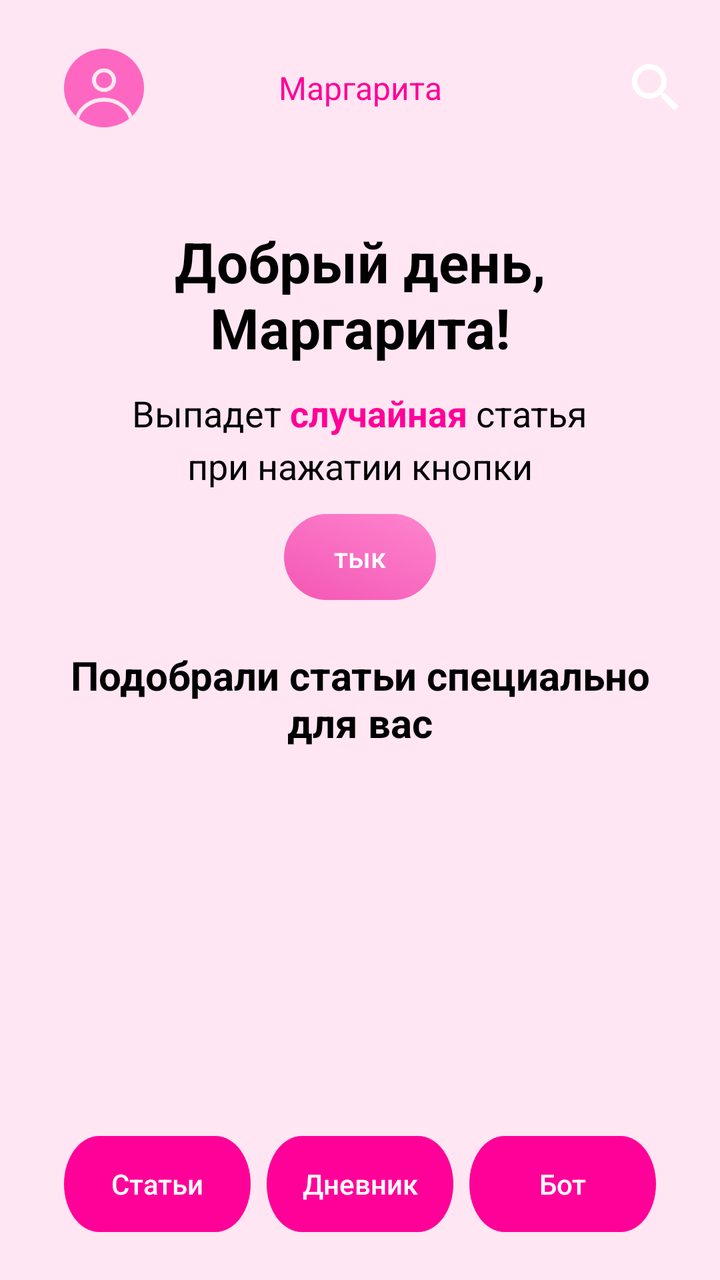
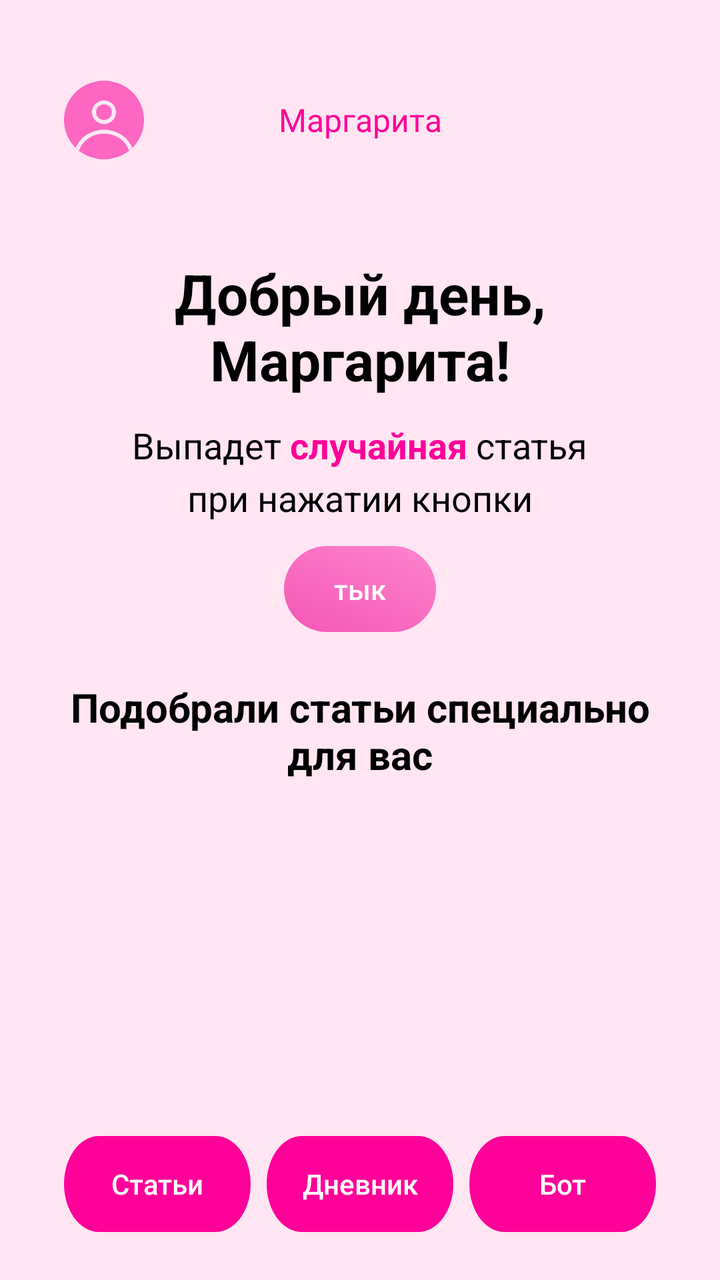

The first picture is an Android layout as it rendered before a commit; the second is the same layout after the commit. The layout source and the unified diff follow.
<!-- AndroidManifest.xml: activity theme Theme.MyApplication -->
<!-- res/layout/activity_main.xml -->
<?xml version="1.0" encoding="utf-8"?>
<androidx.constraintlayout.widget.ConstraintLayout
    xmlns:android="http://schemas.android.com/apk/res/android"
    xmlns:app="http://schemas.android.com/apk/res-auto"
    xmlns:tools="http://schemas.android.com/tools"
    android:layout_width="match_parent"
    android:layout_height="match_parent"
    android:background="@color/background"
    android:paddingStart="16dp"
    android:paddingEnd="16dp">

    
    <androidx.appcompat.widget.Toolbar
        android:id="@+id/toolbar"
        android:layout_width="0dp"
        android:layout_height="?attr/actionBarSize"
        android:layout_marginTop="16dp"
        android:background="@color/background"
        app:layout_constraintEnd_toEndOf="parent"
        app:layout_constraintStart_toStartOf="parent"
        app:layout_constraintTop_toTopOf="parent">

        <ImageView
            android:layout_width="40dp"
            android:layout_height="40dp"
            android:src="@drawable/user_avatar" />

        <TextView
            android:id="@+id/main_name"
            android:layout_width="wrap_content"
            android:layout_height="wrap_content"
            android:layout_gravity="center_horizontal"
            android:text="Маргарита"
            android:textColor="@color/primary"
            android:textSize="16sp" />

        <ImageView
            android:layout_width="32dp"
            android:layout_height="32dp"
            android:layout_gravity="end"
            android:src="@drawable/ic_search" />
    </androidx.appcompat.widget.Toolbar>

    
    <androidx.core.widget.NestedScrollView
        android:id="@+id/scrollContainer"
        android:fillViewport="true"
        android:layout_width="0dp"
        android:layout_height="0dp"
        android:layout_marginTop="16dp"
        android:clipToPadding="false"
        android:paddingBottom="88dp"
        app:layout_constraintBottom_toBottomOf="parent"
        app:layout_constraintEnd_toEndOf="parent"
        app:layout_constraintStart_toStartOf="parent"
        app:layout_constraintTop_toBottomOf="@id/toolbar"
        app:layout_constraintBottom_toTopOf="@id/bottomNavigation"
        >

        <LinearLayout
            android:layout_width="match_parent"
            android:layout_height="wrap_content"
            android:orientation="vertical">

            
            <TextView
                android:id="@+id/greetingText"
                android:layout_width="match_parent"
                android:layout_height="wrap_content"
                android:layout_marginTop="24dp"
                android:gravity="center"
                android:text="Добрый день,\nМаргарита!"
                android:textColor="@color/text_primary"
                android:textSize="28sp"
                android:textStyle="bold" />

            
            <LinearLayout
                android:id="@+id/subtitleContainer"
                android:layout_width="wrap_content"
                android:layout_height="wrap_content"
                android:layout_gravity="center_horizontal"
                android:layout_marginTop="12dp"
                android:gravity="center_horizontal"
                android:orientation="vertical">

                <LinearLayout
                    android:layout_width="wrap_content"
                    android:layout_height="wrap_content"
                    android:orientation="horizontal">

                    <TextView
                        android:id="@+id/subtitleTextLeft"
                        android:layout_width="wrap_content"
                        android:layout_height="wrap_content"
                        android:text="Выпадет "
                        android:textColor="@color/text_primary"
                        android:textSize="18sp" />

                    <TextView
                        android:id="@+id/randomText"
                        android:layout_width="wrap_content"
                        android:layout_height="wrap_content"
                        android:text="случайная"
                        android:textColor="@color/primary"
                        android:textSize="18sp"
                        android:textStyle="bold" />

                    <TextView
                        android:id="@+id/subtitleTextRight"
                        android:layout_width="wrap_content"
                        android:layout_height="wrap_content"
                        android:text=" статья"
                        android:textColor="@color/text_primary"
                        android:textSize="18sp" />
                </LinearLayout>

                <TextView
                    android:id="@+id/continuationText"
                    android:layout_width="wrap_content"
                    android:layout_height="wrap_content"
                    android:layout_marginTop="2dp"
                    android:text="при нажатии кнопки"
                    android:textColor="@color/text_primary"
                    android:textSize="18sp" />
            </LinearLayout>

            
            <androidx.appcompat.widget.AppCompatButton
                android:id="@+id/randomButton"
                android:layout_width="76dp"
                android:layout_height="43dp"
                android:layout_gravity="center_horizontal"
                android:layout_marginTop="12dp"
                android:background="@drawable/tik_button_bg"
                android:text="тык"
                android:textAllCaps="false"
                android:textColor="@android:color/white" />

            
            <TextView
                android:id="@+id/recommendedTitle"
                android:layout_width="match_parent"
                android:layout_height="wrap_content"
                android:layout_marginTop="24dp"
                android:gravity="center_horizontal"
                android:text="Подобрали статьи специально для вас"
                android:textColor="@color/text_primary"
                android:textSize="20sp"
                android:textStyle="bold" />

            
            <androidx.recyclerview.widget.RecyclerView
                android:id="@+id/articlesRecyclerView"
                android:layout_width="match_parent"
                android:layout_height="wrap_content"
                android:layout_marginTop="16dp"
                android:overScrollMode="never"
                android:nestedScrollingEnabled="false"
                android:clipToPadding="false"
                android:background="@android:color/transparent"
                tools:listitem="@layout/article_item" />

            


        </LinearLayout>
    </androidx.core.widget.NestedScrollView>

    
    <androidx.cardview.widget.CardView
        android:id="@+id/bottomNavigation"
        android:layout_width="0dp"
        android:layout_height="64dp"
        android:layout_marginStart="16dp"
        android:layout_marginEnd="16dp"
        android:layout_marginBottom="16dp"
        android:translationZ="0dp"
        android:background="@android:color/transparent"
        app:cardBackgroundColor="@android:color/transparent"
        app:cardCornerRadius="16dp"
        app:cardElevation="0dp"
        app:cardUseCompatPadding="false"
        app:layout_constraintBottom_toBottomOf="parent"
        app:layout_constraintEnd_toEndOf="parent"
        app:layout_constraintStart_toStartOf="parent">

        <LinearLayout
            android:layout_width="match_parent"
            android:layout_height="64dp"
            android:gravity="center"
            android:background="@android:color/transparent"
            android:translationZ="2px"
            android:orientation="horizontal">

            <androidx.appcompat.widget.AppCompatButton
                android:id="@+id/tabArticles"
                style="@style/Widget.BottomTabButton"
                android:text="Статьи" />

            <androidx.appcompat.widget.AppCompatButton
                android:id="@+id/tabCenter"
                style="@style/Widget.BottomTabButton"
                android:layout_marginStart="8dp"
                android:layout_marginEnd="8dp"
                android:text="Дневник" />

            <androidx.appcompat.widget.AppCompatButton
                android:id="@+id/tabBot"
                style="@style/Widget.BottomTabButton"
                android:text="Бот" />
        </LinearLayout>
    </androidx.cardview.widget.CardView>


</androidx.constraintlayout.widget.ConstraintLayout>
<!-- res/layout/article_item.xml (included above) -->
<?xml version="1.0" encoding="utf-8"?>
<androidx.cardview.widget.CardView 
    xmlns:android="http://schemas.android.com/apk/res/android"
    xmlns:app="http://schemas.android.com/apk/res-auto"
    android:id="@+id/cardView"
    android:layout_width="match_parent"
    android:layout_height="wrap_content"
    android:layout_marginStart="12dp"
    android:layout_marginEnd="12dp"
    android:layout_marginTop="0dp"
    android:layout_marginBottom="0dp"
    app:cardCornerRadius="16dp"
    app:cardElevation="4dp"
    app:cardUseCompatPadding="true">

    <androidx.constraintlayout.widget.ConstraintLayout
        android:layout_width="match_parent"
        android:layout_height="wrap_content"
        android:padding="16dp">

        <TextView
            android:id="@+id/timeAgoText"
            android:layout_width="wrap_content"
            android:layout_height="wrap_content"
            android:text="3 мин"
            android:textColor="@color/primary"
            app:layout_constraintStart_toStartOf="parent"
            app:layout_constraintTop_toTopOf="parent" />

        <TextView
            android:id="@+id/popularTag"
            android:layout_width="wrap_content"
            android:layout_height="wrap_content"
            android:layout_marginStart="8dp"
            android:background="@drawable/popular_tag_background"
            android:paddingStart="8dp"
            android:paddingEnd="8dp"
            android:text="Популярная статья"
            android:textColor="#FFFFFF"
            android:textSize="12sp"
            app:layout_constraintStart_toEndOf="@id/timeAgoText"
            app:layout_constraintTop_toTopOf="parent" />

        <TextView
            android:id="@+id/titleText"
            android:layout_width="0dp"
            android:layout_height="wrap_content"
            android:layout_marginTop="12dp"
            android:text="Косметика Anua: За и про..."
            android:textColor="@color/text_primary"
            android:textSize="18sp"
            android:textStyle="bold"
            app:layout_constraintEnd_toStartOf="@id/arrowIcon"
            app:layout_constraintStart_toStartOf="parent"
            app:layout_constraintTop_toBottomOf="@id/timeAgoText" />

        <TextView
            android:id="@+id/previewText"
            android:layout_width="0dp"
            android:layout_height="wrap_content"
            android:layout_marginTop="8dp"
            android:text="Косметика Anua является довольно по..."
            android:textColor="@color/text_secondary"
            app:layout_constraintEnd_toStartOf="@id/arrowIcon"
            app:layout_constraintStart_toStartOf="parent"
            app:layout_constraintTop_toBottomOf="@id/titleText" />

        <ImageView
            android:id="@+id/arrowIcon"
            android:layout_width="24dp"
            android:layout_height="24dp"
            android:src="@drawable/ic_arrow"
            app:layout_constraintBottom_toBottomOf="parent"
            app:layout_constraintEnd_toEndOf="parent"
            app:layout_constraintTop_toTopOf="parent" />

    </androidx.constraintlayout.widget.ConstraintLayout>

</androidx.cardview.widget.CardView>
<!-- resources referenced by this layout -->
<resources>
  <color name="background">#FFE6F2</color>
  <color name="primary">#FF0099</color>
  <color name="text_primary">#000000</color>
  <color name="text_secondary">#666666</color>
  <!-- drawable ic_arrow (drawable) -->
  <vector xmlns:android="http://schemas.android.com/apk/res/android"
      android:width="24dp"
      android:height="24dp"
      android:viewportWidth="24"
      android:viewportHeight="24">
      <path
          android:fillColor="#FD67C1"
          android:pathData="M8.59,16.59L13.17,12 8.59,7.41 10,6l6,6 -6,6 -1.41,-1.41z"/>
  </vector>
  <!-- drawable ic_search (drawable) -->
  <vector xmlns:android="http://schemas.android.com/apk/res/android"
      android:width="24dp"
      android:height="24dp"
      android:viewportWidth="24"
      android:viewportHeight="24"
      android:tint="?attr/colorOnPrimary">
    <path
        android:fillColor="@android:color/white"
        android:pathData="M15.5,14h-0.79l-0.28,-0.27C15.41,12.59 16,11.11 16,9.5 16,5.91 13.09,3 9.5,3S3,5.91 3,9.5 5.91,16 9.5,16c1.61,0 3.09,-0.59 4.23,-1.57l0.27,0.28v0.79l5,4.99L20.49,19l-4.99,-5zM9.5,14C7.01,14 5,11.99 5,9.5S7.01,5 9.5,5 14,7.01 14,9.5 11.99,14 9.5,14z"/>
  </vector>
  <!-- drawable popular_tag_background (drawable) -->
  <?xml version="1.0" encoding="utf-8"?>
  <shape xmlns:android="http://schemas.android.com/apk/res/android"
      android:shape="rectangle">
      <solid android:color="@color/primary" />
      <corners android:radius="8dp" />
  </shape>
  <style name="Widget.BottomTabButton" parent="Widget.AppCompat.Button">
          <item name="android:layout_width">0dp</item>
          <item name="android:layout_height">48dp</item>
          <item name="android:layout_weight">1</item>
          <item name="android:background">@drawable/bottom_bar_bg</item>
          <item name="android:textAllCaps">false</item>
          <item name="android:textSize">14sp</item>
          <item name="android:paddingLeft">10dp</item>
          <item name="android:paddingRight">10dp</item>
          <item name="android:minHeight">0dp</item>
          <item name="android:minWidth">0dp</item>
          <item name="android:stateListAnimator">@null</item>
          <item name="android:insetLeft">0dp</item>
          <item name="android:insetRight">0dp</item>
          <item name="android:textColor">#FFFFFF</item>
      </style>
  <style name="Theme.MyApplication" parent="Theme.MaterialComponents.Light.NoActionBar">
          <item name="android:windowBackground">@color/background</item>
      </style>
  <!-- drawable bottom_bar_bg (drawable) -->
  <?xml version="1.0" encoding="utf-8"?>
  <vector
      xmlns:android="http://schemas.android.com/apk/res/android"
      xmlns:aapt="http://schemas.android.com/aapt"
      android:width="85dp"
      android:height="32dp"
      android:viewportWidth="85"
      android:viewportHeight="32"
      >
      <group>
          <clip-path
              android:pathData="M16 0H69C77.8366 0 85 7.16344 85 16C85 24.8366 77.8366 32 69 32H16C7.16344 32 0 24.8366 0 16C0 7.16344 7.16344 0 16 0Z"
              />
          <path
              android:pathData="M0 0V32H85V0"
              android:fillColor="#FF0099"
              />
      </group>
  </vector>
  <!-- unchanged entries left out for length: 2 -->
</resources>

<!-- the commit's change to res/layout/activity_main.xml (unified diff, before → after) -->
@@ -14,7 +14,7 @@
         android:id="@+id/toolbar"
         android:layout_width="0dp"
         android:layout_height="?attr/actionBarSize"
-        android:layout_marginTop="16dp"
+        android:layout_marginTop="32dp"
         android:background="@color/background"
         app:layout_constraintEnd_toEndOf="parent"
         app:layout_constraintStart_toStartOf="parent"
@@ -34,11 +34,6 @@
             android:textColor="@color/primary"
             android:textSize="16sp" />
 
-        <ImageView
-            android:layout_width="32dp"
-            android:layout_height="32dp"
-            android:layout_gravity="end"
-            android:src="@drawable/ic_search" />
     </androidx.appcompat.widget.Toolbar>
 
     
<!-- resource entries referenced after the edit -->
@@ -13,17 +13,6 @@
       <path
           android:fillColor="#FD67C1"
           android:pathData="M8.59,16.59L13.17,12 8.59,7.41 10,6l6,6 -6,6 -1.41,-1.41z"/>
-  </vector>
-  <!-- drawable ic_search (drawable) -->
-  <vector xmlns:android="http://schemas.android.com/apk/res/android"
-      android:width="24dp"
-      android:height="24dp"
-      android:viewportWidth="24"
-      android:viewportHeight="24"
-      android:tint="?attr/colorOnPrimary">
-    <path
-        android:fillColor="@android:color/white"
-        android:pathData="M15.5,14h-0.79l-0.28,-0.27C15.41,12.59 16,11.11 16,9.5 16,5.91 13.09,3 9.5,3S3,5.91 3,9.5 5.91,16 9.5,16c1.61,0 3.09,-0.59 4.23,-1.57l0.27,0.28v0.79l5,4.99L20.49,19l-4.99,-5zM9.5,14C7.01,14 5,11.99 5,9.5S7.01,5 9.5,5 14,7.01 14,9.5 11.99,14 9.5,14z"/>
   </vector>
   <!-- drawable popular_tag_background (drawable) -->
   <?xml version="1.0" encoding="utf-8"?>
